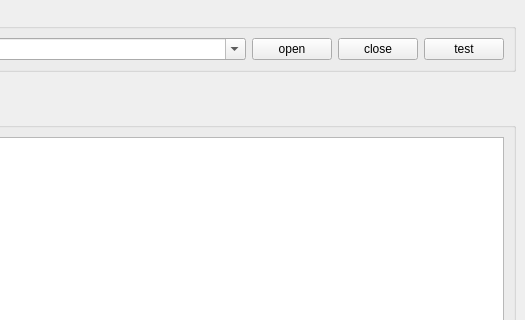
Before: the Qt Designer form ui/MainWindow.ui in ivantaran/myrotator-gui, drawn with Qt 5; both pictures show x 115 to 640 and y 0 to 320 of the 640 by 480 pixel window.
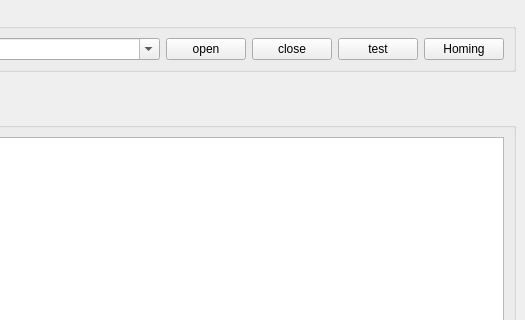
After: the same form once the commit is applied.

What changed in the file:
```diff
--- a/ui/MainWindow.ui
+++ b/ui/MainWindow.ui
@@ -138,6 +138,13 @@
          </property>
         </widget>
        </item>
+       <item>
+        <widget class="QPushButton" name="buttonHoming">
+         <property name="text">
+          <string>Homing</string>
+         </property>
+        </widget>
+       </item>
       </layout>
      </widget>
     </item>
```
